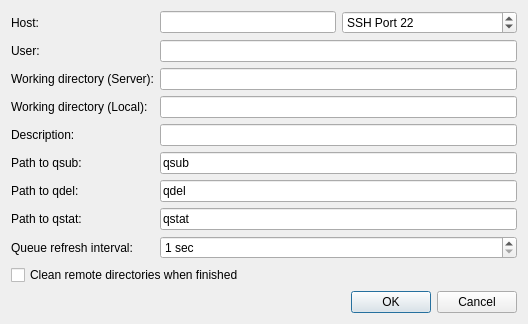
First picture: the form in src/globalsearch/queueinterfaces/sgedialog.ui, repository hajinazar/tmpgitio, before the edit.
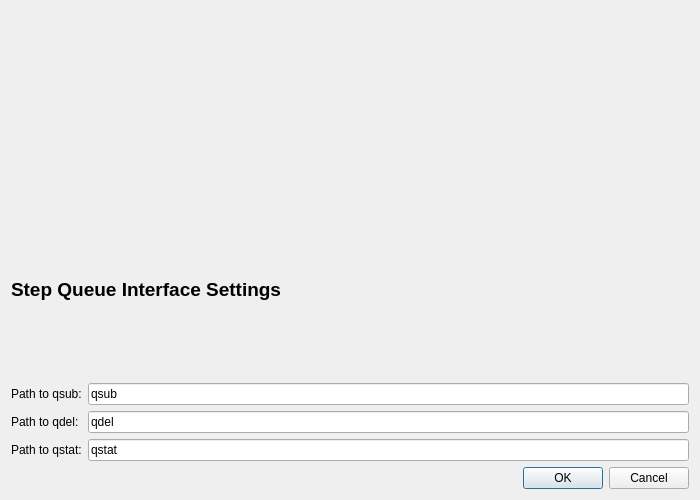
Second picture: the form after the edit. Custom widgets are drawn as their Qt base class.

What changed in the file:
```diff
--- a/src/globalsearch/queueinterfaces/sgedialog.ui
+++ b/src/globalsearch/queueinterfaces/sgedialog.ui
@@ -6,8 +6,8 @@
    <rect>
     <x>0</x>
     <y>0</y>
-    <width>528</width>
-    <height>271</height>
+    <width>700</width>
+    <height>500</height>
    </rect>
   </property>
   <property name="sizePolicy">
@@ -20,112 +20,7 @@
    <string>SGE Queue Configuration</string>
   </property>
   <layout class="QGridLayout" name="gridLayout">
-   <item row="0" column="0">
-    <widget class="QLabel" name="label_18">
-     <property name="sizePolicy">
-      <sizepolicy hsizetype="Maximum" vsizetype="Preferred">
-       <horstretch>0</horstretch>
-       <verstretch>0</verstretch>
-      </sizepolicy>
-     </property>
-     <property name="text">
-      <string>Host:</string>
-     </property>
-     <property name="buddy">
-      <cstring>edit_host</cstring>
-     </property>
-    </widget>
-   </item>
-   <item row="0" column="2">
-    <widget class="QLineEdit" name="edit_host">
-     <property name="toolTip">
-      <string>Address of host. Can use IP or host name.</string>
-     </property>
-    </widget>
-   </item>
-   <item row="0" column="3">
-    <widget class="QSpinBox" name="spin_port">
-     <property name="prefix">
-      <string>SSH Port </string>
-     </property>
-     <property name="maximum">
-      <number>99999</number>
-     </property>
-     <property name="value">
-      <number>22</number>
-     </property>
-    </widget>
-   </item>
-   <item row="1" column="0">
-    <widget class="QLabel" name="label_19">
-     <property name="sizePolicy">
-      <sizepolicy hsizetype="Maximum" vsizetype="Preferred">
-       <horstretch>0</horstretch>
-       <verstretch>0</verstretch>
-      </sizepolicy>
-     </property>
-     <property name="text">
-      <string>User:</string>
-     </property>
-     <property name="buddy">
-      <cstring>edit_username</cstring>
-     </property>
-    </widget>
-   </item>
-   <item row="1" column="2" colspan="2">
-    <widget class="QLineEdit" name="edit_username">
-     <property name="toolTip">
-      <string>Username on above host.</string>
-     </property>
-    </widget>
-   </item>
-   <item row="2" column="0" colspan="2">
-    <widget class="QLabel" name="label_20">
-     <property name="sizePolicy">
-      <sizepolicy hsizetype="Maximum" vsizetype="Preferred">
-       <horstretch>0</horstretch>
-       <verstretch>0</verstretch>
-      </sizepolicy>
-     </property>
-     <property name="text">
-      <string>Working directory (Server):</string>
-     </property>
-     <property name="buddy">
-      <cstring>edit_rempath</cstring>
-     </property>
-    </widget>
-   </item>
-   <item row="2" column="2" colspan="2">
-    <widget class="QLineEdit" name="edit_rempath">
-     <property name="toolTip">
-      <string>Path on remote host to use during optimizations. Do not use wildcard characters or BASH-specific characters (e.g. '~' in place of /home/user).</string>
-     </property>
-    </widget>
-   </item>
    <item row="3" column="0">
-    <widget class="QLabel" name="label_21">
-     <property name="sizePolicy">
-      <sizepolicy hsizetype="Maximum" vsizetype="Preferred">
-       <horstretch>0</horstretch>
-       <verstretch>0</verstretch>
-      </sizepolicy>
-     </property>
-     <property name="text">
-      <string>Working directory (Local):</string>
-     </property>
-     <property name="buddy">
-      <cstring>edit_locpath</cstring>
-     </property>
-    </widget>
-   </item>
-   <item row="3" column="2" colspan="2">
-    <widget class="QLineEdit" name="edit_locpath">
-     <property name="toolTip">
-      <string>Local path to store files</string>
-     </property>
-    </widget>
-   </item>
-   <item row="5" column="0">
     <widget class="QLabel" name="label_launch">
      <property name="sizePolicy">
       <sizepolicy hsizetype="Maximum" vsizetype="Preferred">
@@ -144,7 +39,7 @@
      </property>
     </widget>
    </item>
-   <item row="5" column="2" colspan="2">
+   <item row="3" column="1" colspan="2">
     <widget class="QLineEdit" name="edit_qsub">
      <property name="toolTip">
       <string>Command used to submit jobs to the SGE queue. Usually qsub.</string>
@@ -154,7 +49,7 @@
      </property>
     </widget>
    </item>
-   <item row="6" column="0">
+   <item row="4" column="0">
     <widget class="QLabel" name="label_qdel">
      <property name="sizePolicy">
       <sizepolicy hsizetype="Maximum" vsizetype="Preferred">
@@ -173,7 +68,17 @@
      </property>
     </widget>
    </item>
-   <item row="7" column="0">
+   <item row="5" column="1" colspan="2">
+    <widget class="QLineEdit" name="edit_qstat">
+     <property name="toolTip">
+      <string>Command used to check the SGE queue. Use qstat.</string>
+     </property>
+     <property name="text">
+      <string>qstat</string>
+     </property>
+    </widget>
+   </item>
+   <item row="5" column="0">
     <widget class="QLabel" name="label_check">
      <property name="sizePolicy">
       <sizepolicy hsizetype="Maximum" vsizetype="Preferred">
@@ -192,7 +97,7 @@
      </property>
     </widget>
    </item>
-   <item row="6" column="2" colspan="2">
+   <item row="4" column="1" colspan="2">
     <widget class="QLineEdit" name="edit_qdel">
      <property name="toolTip">
       <string>Command used to delete jobs from the queue. Usually qdel.</string>
@@ -202,34 +107,7 @@
      </property>
     </widget>
    </item>
-   <item row="7" column="2" colspan="2">
-    <widget class="QLineEdit" name="edit_qstat">
-     <property name="toolTip">
-      <string>Command used to check the SGE queue. Use qstat.</string>
-     </property>
-     <property name="text">
-      <string>qstat</string>
-     </property>
-    </widget>
-   </item>
-   <item row="4" column="0">
-    <widget class="QLabel" name="label">
-     <property name="text">
-      <string>Description:</string>
-     </property>
-     <property name="buddy">
-      <cstring>edit_description</cstring>
-     </property>
-    </widget>
-   </item>
-   <item row="4" column="2" colspan="2">
-    <widget class="QLineEdit" name="edit_description">
-     <property name="toolTip">
-      <string>Short description of optimization (used as %description% template keyword in input templates).</string>
-     </property>
-    </widget>
-   </item>
-   <item row="11" column="3">
+   <item row="9" column="2">
     <widget class="QDialogButtonBox" name="buttonBox">
      <property name="orientation">
       <enum>Qt::Horizontal</enum>
@@ -239,48 +117,42 @@
      </property>
     </widget>
    </item>
-   <item row="10" column="3">
-    <spacer name="verticalSpacer">
+   <item row="2" column="0" colspan="3">
+    <widget class="QLabel" name="label_4">
+     <property name="text">
+      <string>&lt;html&gt;&lt;head/&gt;&lt;body&gt;&lt;p&gt;&lt;span style=&quot; font-size:14pt; font-weight:600;&quot;&gt;Step Queue Interface Settings&lt;/span&gt;&lt;/p&gt;&lt;/body&gt;&lt;/html&gt;</string>
+     </property>
+    </widget>
+   </item>
+   <item row="1" column="0">
+    <spacer name="verticalSpacer_2">
      <property name="orientation">
       <enum>Qt::Vertical</enum>
      </property>
+     <property name="sizeType">
+      <enum>QSizePolicy::Minimum</enum>
+     </property>
      <property name="sizeHint" stdset="0">
       <size>
-       <width>20</width>
-       <height>40</height>
+       <width>10</width>
+       <height>10</height>
       </size>
      </property>
     </spacer>
    </item>
-   <item row="8" column="0">
-    <widget class="QLabel" name="label_2">
-     <property name="text">
-      <string>Queue refresh interval:</string>
-     </property>
-    </widget>
-   </item>
-   <item row="8" column="2" colspan="2">
-    <widget class="QSpinBox" name="spin_interval">
-     <property name="suffix">
-      <string> sec</string>
-     </property>
-     <property name="minimum">
-      <number>1</number>
-     </property>
-     <property name="maximum">
-      <number>99999</number>
-     </property>
-    </widget>
-   </item>
-   <item row="9" column="0" colspan="4">
-    <widget class="QCheckBox" name="cb_cleanRemoteOnStop">
-     <property name="text">
-      <string>Clean remote directories when finished</string>
-     </property>
-    </widget>
+   <item row="0" column="0" colspan="3">
+    <widget class="GlobalSearch::GlobalQueueInterfaceSettingsWidget" name="widget_globalQueueInterfaceSettings" native="true"/>
    </item>
   </layout>
  </widget>
+ <customwidgets>
+  <customwidget>
+   <class>GlobalSearch::GlobalQueueInterfaceSettingsWidget</class>
+   <extends>QWidget</extends>
+   <header location="global">globalsearch/queueinterfaces/globalqueueinterfacesettingswidget.h</header>
+   <container>1</container>
+  </customwidget>
+ </customwidgets>
  <tabstops>
   <tabstop>edit_host</tabstop>
   <tabstop>spin_port</tabstop>
```
Left out of the diff: 8 changed lines with no effect on the pictures.
